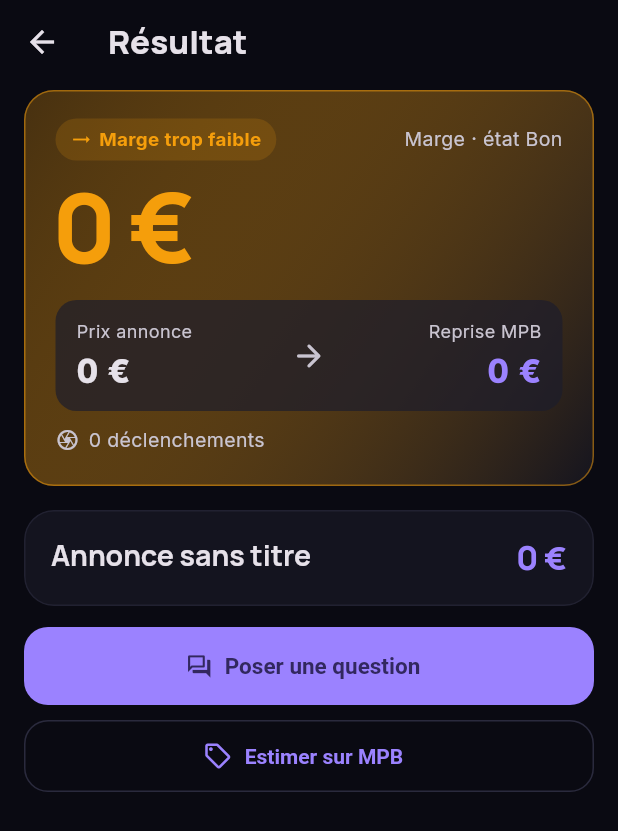
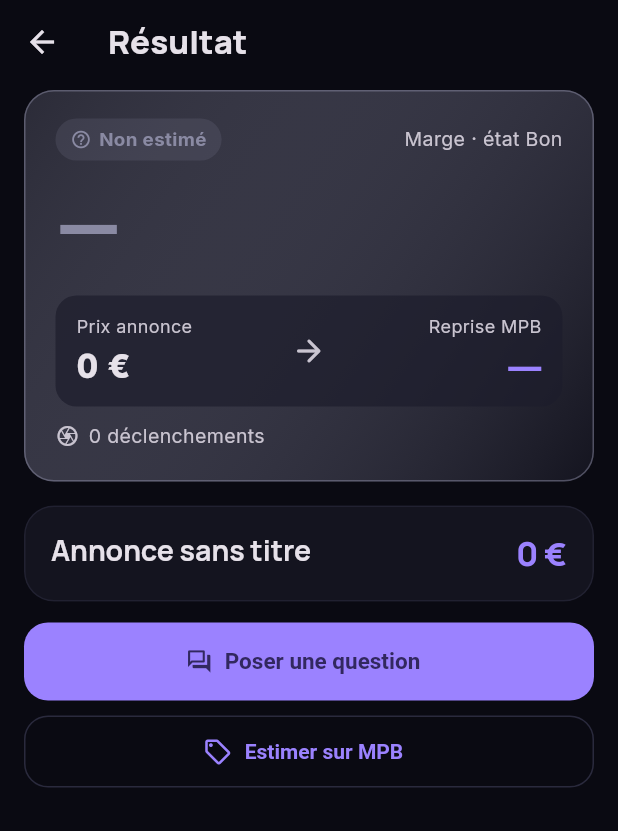
Before and after one commit to leboncash006-max/AppLeboncoin, a Flutter app: the ResultScreen screen opened directly with empty values, on a phone screen of 412 x 824 dp. Shown: the top 831 px of the screen. Run offline on Flutter 3.47's test engine with Material 3 defaults, Android fonts, the phone set to English and light mode, and no system bars; our stand-ins replace flutter_markdown_plus, google_fonts, shared_preferences, webview_flutter; missing offline and left inert: receive_sharing_intent; accounts and stored records are empty; network calls fail.

Commit message:
MPB : réponse HTML gérée, en-têtes navigateur, pas de fausse marge
- En-têtes de navigateur (User-Agent, Accept-Language) sur les appels MPB
- Si MPB renvoie une page HTML : une relance, puis message lisible
- Élément non chiffré si la recherche MPB échoue (au lieu de « introuvable »)
- Marge « Non estimé » quand aucun élément n'a de prix (plus de −180 €)

Co-Authored-By: Claude Opus 5.5 <noreply@anthropic.com>
Claude-Session: https://claude.ai/code/session_01DVBYHogB1LT9bnmHDmc8Ch

```diff
--- a/lib/models.dart
+++ b/lib/models.dart
@@ -143,13 +143,18 @@ class Analysis {
   double get totalBuyback =>
       items.fold(0.0, (s, i) => s + (i.buyback ?? 0));
 
-  double? get margin => price == null ? null : totalBuyback - price!;
+  /// true si au moins un élément a un prix de reprise (0 € pour pièces compris).
+  bool get hasBuyback => items.any((i) => i.buyback != null);
+
+  /// Marge inconnue si le prix manque ou si rien n'a pu être chiffré
+  /// (sinon « 0 € de reprise » afficherait une fausse perte).
+  double? get margin => price == null || !hasBuyback ? null : totalBuyback - price!;
 
   /// Reprise si MPB classe le matériel un cran en dessous.
   double get prudentTotal =>
       items.fold(0.0, (s, i) => s + (i.prudentBuyback ?? i.buyback ?? 0));
 
-  double? get prudentMargin => price == null ? null : prudentTotal - price!;
+  double? get prudentMargin => price == null || !hasBuyback ? null : prudentTotal - price!;
 
   Map<String, dynamic> toJson() => {
         'items': items.map((i) => i.toJson()).toList(),
--- a/lib/screens/result_screen.dart
+++ b/lib/screens/result_screen.dart
@@ -194,7 +194,7 @@ class _Hero extends StatelessWidget {
             Expanded(
               child: _Figure(
                   label: 'Reprise MPB',
-                  value: euros(analysis.totalBuyback),
+                  value: analysis.hasBuyback ? euros(analysis.totalBuyback) : '—',
                   alignEnd: true,
                   color: cs.primary),
             ),
--- a/lib/theme.dart
+++ b/lib/theme.dart
@@ -119,7 +119,7 @@ ThemeData buildTheme(Brightness brightness) {
 /// Verdict et couleur selon la marge (mêmes seuils que la v1).
 ({String label, Color color, IconData icon}) verdictFor(double? margin, double minMargin) {
   if (margin == null) {
-    return (label: 'Prix inconnu', color: AppColors.neutral, icon: Icons.help_outline);
+    return (label: 'Non estimé', color: AppColors.neutral, icon: Icons.help_outline);
   }
   if (margin >= minMargin) {
     return (label: 'Bonne affaire', color: AppColors.good, icon: Icons.trending_up);
--- a/lib/widgets/common.dart
+++ b/lib/widgets/common.dart
@@ -99,6 +99,8 @@ class AlertBanner extends StatelessWidget {
     final l = w.toLowerCase();
     if (l.startsWith('défauts') ||
         l.contains('introuvable') ||
+        l.contains('impossible') ||
+        l.contains('indisponible') ||
         l.contains('incertaine') ||
         l.contains('inconnu')) {
       return AlertLevel.warning;
```
Also changed, not shown: lib/services/analyzer.dart (+8 -2 lines), lib/services/mpb_service.dart (+32 -11 lines).
